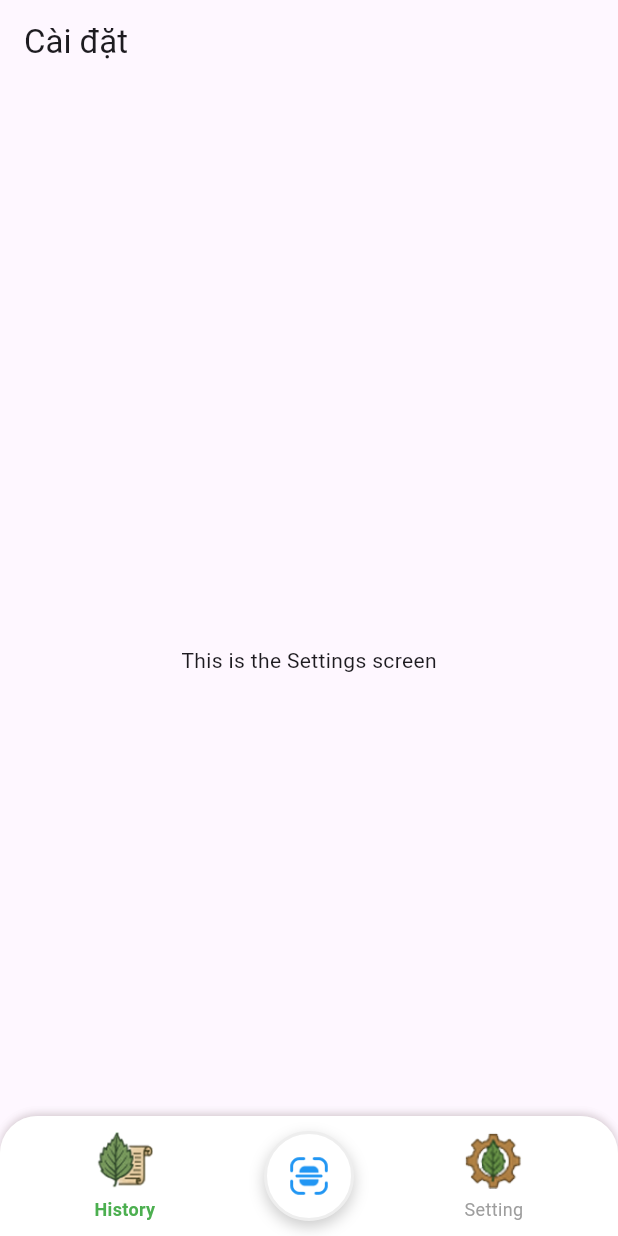
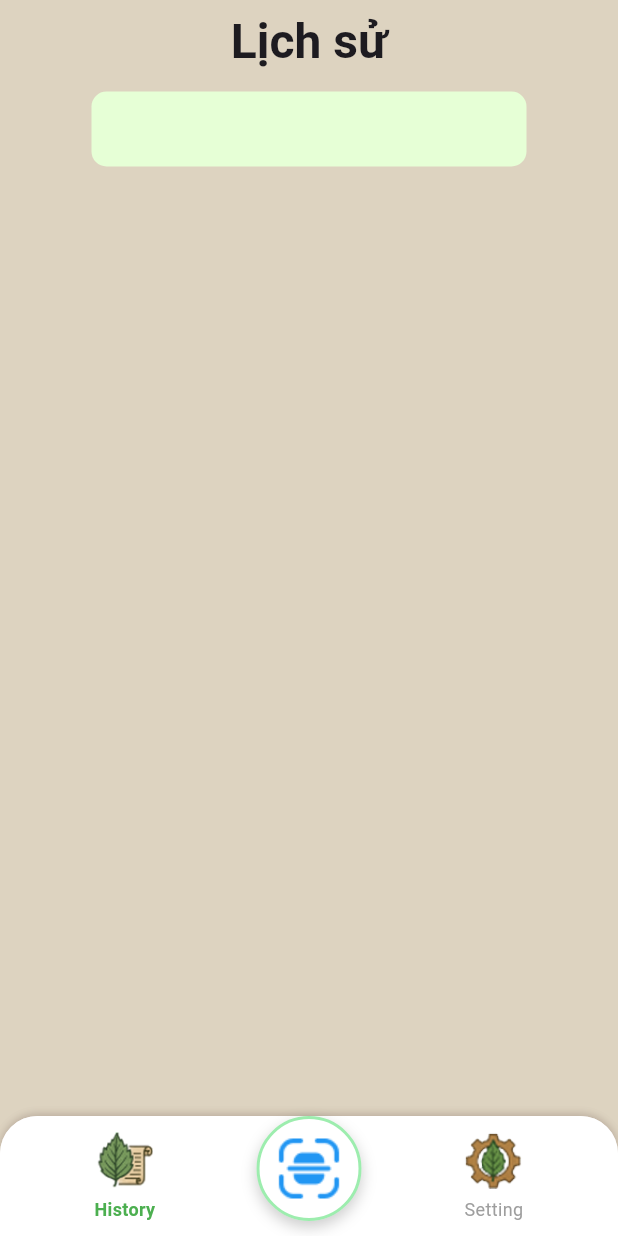
Before and after one commit to tranvantrung27/DO_AN_CO_SO, a Flutter app: the screen it shows after launch, after a tap on "History", on a phone screen of 412 x 824 dp. Run offline on Flutter 3.47's test engine with Material 3 defaults, Android fonts, the phone set to English and light mode, and no system bars.

Commit message:
bổ sung giao diện

```diff
--- a/medicinal_leaf_scan/lib/main.dart
+++ b/medicinal_leaf_scan/lib/main.dart
@@ -1,8 +1,9 @@
 import 'package:flutter/material.dart';
+import 'package:medicinal_leaf_scan/navigation/navigation_bottom/navigation_bottom.dart';
 import 'package:medicinal_leaf_scan/pages/scan.dart';
 import 'package:medicinal_leaf_scan/pages/setting.dart';
 import 'package:medicinal_leaf_scan/pages/history.dart';
-import 'navigation/navigation_bottom.dart';
+
 
 void main() {
   runApp(const MainApp());
--- a/medicinal_leaf_scan/lib/navigation/navigation_bottom.dart
+++ b/medicinal_leaf_scan/lib/navigation/navigation_bottom/navigation_bottom.dart
@@ -24,7 +24,7 @@ class _NavigationBottomState extends State<NavigationBottom> {
     super.initState();
     // Kiểm tra vị trí ban đầu
     if (widget.selectedIndex == 1) {
-      scanYPosition = -20; // Nếu scan được chọn, nổi lên
+      scanYPosition = -25; // Nếu scan được chọn, nổi lên
     }
   }
 
@@ -35,9 +35,9 @@ class _NavigationBottomState extends State<NavigationBottom> {
     // Cập nhật vị trí khi thay đổi tab
     setState(() {
       if (widget.selectedIndex == 1) {
-        scanYPosition = -20; // Khi chọn scan, nổi lên
+        scanYPosition = -25; // Khi chọn scan, nổi lên
       } else {
-        scanYPosition = 20; // Khi chọn tab khác, trở về vị trí gốc
+        scanYPosition = 10; // Khi chọn tab khác, trở về vị trí gốc
       }
     });
   }
@@ -45,7 +45,7 @@ class _NavigationBottomState extends State<NavigationBottom> {
   @override
   Widget build(BuildContext context) {
     return Container(
-      height: 80, // Ensure enough height for the navigation bar
+      height: 80,
       width: 430,
       decoration: const BoxDecoration(
         color: Colors.white,
@@ -80,12 +80,12 @@ class _NavigationBottomState extends State<NavigationBottom> {
               onTap: () => widget.onItemTapped(1),
               child: AnimatedContainer(
                 duration: const Duration(milliseconds: 300),
-                width: 60,
-                height: 60,
+                width: 70,
+                height: 70,
                 decoration: BoxDecoration(
-                  color: widget.selectedIndex == 1 ? Colors.blue : Colors.white,
+                  color: widget.selectedIndex == 1 ? Colors.blue : const Color.fromARGB(255, 255, 255, 255),
                   shape: BoxShape.circle,
-                  border: Border.all(color: Colors.grey.shade200, width: 2),
+                  border: Border.all(color: const Color.fromARGB(185, 120, 230, 144), width: 2),
                   boxShadow: [
                     BoxShadow(
                       color: Colors.black.withOpacity(0.2), // Stronger shadow
@@ -97,8 +97,8 @@ class _NavigationBottomState extends State<NavigationBottom> {
                 child: Center(
                   child: Image.asset(
                     'assets/logo_navigation/scan_icon.png',
-                    width: 30,
-                    height: 30,
+                    width: 50,
+                    height: 50,
                     color: widget.selectedIndex == 1 ? Colors.white : Colors.blue,
                   ),
                 ),
--- a/medicinal_leaf_scan/lib/navigation/navigation_icons.dart
+++ b/medicinal_leaf_scan/lib/navigation/navigation_bottom/navigation_icons.dart
@@ -34,17 +34,17 @@ class NavigationIcons extends StatelessWidget {
           mainAxisAlignment: MainAxisAlignment.spaceEvenly,
           children: [
             _buildNavItem(
-              index: 2,
+              index: 0,
               icon: 'assets/logo_navigation/history_icon.png',
               label: 'History',
-              isSelected: selectedIndex == 2,
+              isSelected: selectedIndex == 0,
             ),
             const SizedBox(width: 80),
             _buildNavItem(
-              index: 0,
+              index: 2,
               icon: 'assets/logo_navigation/setting_icon.png',
               label: 'Setting',
-              isSelected: selectedIndex == 0,
+              isSelected: selectedIndex == 2,
             ),
           ],
         ),
--- /dev/null
+++ b/medicinal_leaf_scan/lib/navigation/navigation_history/top_navigation.dart
@@ -0,0 +1,15 @@
+import 'package:flutter/material.dart';
+
+class TopNavigation extends StatelessWidget {
+  @override
+  Widget build(BuildContext context) {
+    return Container(
+      width: 290,  // Chiều rộng 290
+      height: 50,  // Chiều cao 50
+      decoration: BoxDecoration(
+        color: Color(0xFFE6FFD6),  // Màu nền #E6FFD6
+        borderRadius: BorderRadius.circular(10),  // Bo góc 10
+      ),
+    );
+  }
+}
--- a/medicinal_leaf_scan/lib/pages/history.dart
+++ b/medicinal_leaf_scan/lib/pages/history.dart
@@ -1,14 +1,31 @@
 import 'package:flutter/material.dart';
+import 'package:medicinal_leaf_scan/navigation/navigation_history/top_navigation.dart';
+import 'package:medicinal_leaf_scan/utils/app_colors.dart';
+// Import TopNavigation
 
 class HistoryScreen extends StatelessWidget {
   @override
   Widget build(BuildContext context) {
     return Scaffold(
       appBar: AppBar(
-        title: const Text('Lịch sử'),
+        title: const Text(
+          'Lịch sử',
+          style: TextStyle(fontWeight: FontWeight.bold, fontSize: 32),
+        ),
+        backgroundColor: AppColors.appBarColor,
+        centerTitle: true,
       ),
-      body: const Center(
-        child: Text('This is the History screen'),
+      body: Container(
+        color: AppColors.bodyColor,
+        child: Stack(
+          children: [
+            Positioned(
+              top: 5, // Đặt vị trí Y tại 125
+              left: (MediaQuery.of(context).size.width - 290) / 2,
+              child: TopNavigation(),
+            ),
+          ],
+        ),
       ),
     );
   }
--- a/medicinal_leaf_scan/lib/pages/setting.dart
+++ b/medicinal_leaf_scan/lib/pages/setting.dart
@@ -1,15 +1,28 @@
-// lib/screens/setting.dart
 import 'package:flutter/material.dart';
+import 'package:medicinal_leaf_scan/utils/app_colors.dart';
+
 
 class SettingScreen extends StatelessWidget {
-  @override
+   @override
   Widget build(BuildContext context) {
     return Scaffold(
-      appBar: AppBar(
-        title: const Text('Cài đặt'),
+            appBar: AppBar(
+        title: const Text(
+          'Cài đặt',
+          style: TextStyle(
+            fontWeight: FontWeight.bold,
+            fontSize: 32,
+          ),
+        ),
+        backgroundColor: AppColors.appBarColor,
+        centerTitle: true,
       ),
-      body: const Center(
-        child: Text('This is the Settings screen'),
+      body: Container(
+        color: AppColors.bodyColor,
+        child: Stack(
+          children: [
+          ],
+        ),
       ),
     );
   }
--- /dev/null
+++ b/medicinal_leaf_scan/lib/utils/app_colors.dart
@@ -0,0 +1,11 @@
+// lib/app_colors.dart
+
+import 'package:flutter/material.dart';
+
+class AppColors {
+  // Màu nền cho AppBar
+  static const Color appBarColor = Color(0xFFDDD3C0); // Màu nền cho AppBar
+
+  // Màu nền cho Body
+  static const Color bodyColor = Color(0xFFDDD3C0); // Màu nền cho body
+}
```
Also changed, not shown: medicinal_leaf_scan/assets/load/load.gif (added), medicinal_leaf_scan/assets/logo_history/history.png (added), medicinal_leaf_scan/assets/logo_history/save.png (added), medicinal_leaf_scan/assets/logo_navigation/image.png (added), medicinal_leaf_scan/lib/navigation/navigation_history/history_navigation.dart (added), medicinal_leaf_scan/lib/navigation/navigation_history/leaf_collection_navigation.dart (added).
